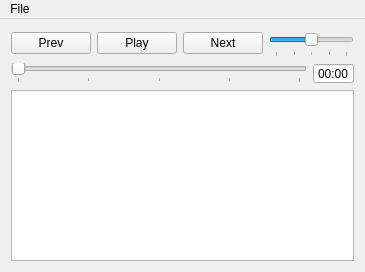
Qt form mainwindow.ui (SMC-LAB/Eve) before a commit.
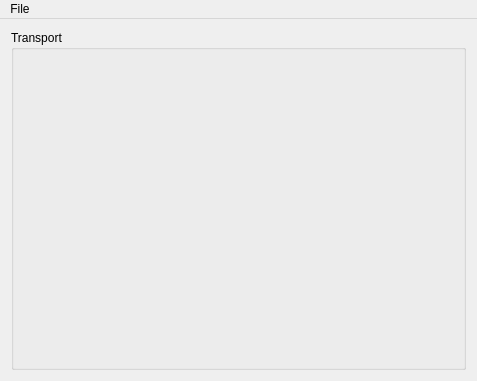
The same form after that commit.

Commit message:
Refactored transport section out of MainWindow into Transport
* Separated transport section into its own class, header, implementation and form files
* Transport is a child of QGroupBox
* FIXME: correct layout behavior on resize

Patch:
```diff
--- a/mainwindow.ui
+++ b/mainwindow.ui
@@ -6,8 +6,8 @@
    <rect>
     <x>0</x>
     <y>0</y>
-    <width>365</width>
-    <height>272</height>
+    <width>477</width>
+    <height>381</height>
    </rect>
   </property>
   <property name="windowTitle">
@@ -23,232 +23,30 @@
    <enum>QTabWidget::Rounded</enum>
   </property>
   <widget class="QWidget" name="centralWidget">
-   <layout class="QGridLayout" name="gridLayout_3">
+   <property name="sizePolicy">
+    <sizepolicy hsizetype="Expanding" vsizetype="Expanding">
+     <horstretch>0</horstretch>
+     <verstretch>0</verstretch>
+    </sizepolicy>
+   </property>
+   <layout class="QGridLayout" name="gridLayout">
     <item row="0" column="0">
-     <layout class="QGridLayout" name="gridLayout">
-      <item row="0" column="0">
-       <widget class="QPushButton" name="previousButton">
-        <property name="text">
-         <string>Prev</string>
-        </property>
-       </widget>
-      </item>
-      <item row="0" column="1">
-       <widget class="QPushButton" name="playButton">
-        <property name="sizePolicy">
-         <sizepolicy hsizetype="Fixed" vsizetype="Fixed">
-          <horstretch>0</horstretch>
-          <verstretch>0</verstretch>
-         </sizepolicy>
-        </property>
-        <property name="minimumSize">
-         <size>
-          <width>79</width>
-          <height>0</height>
-         </size>
-        </property>
-        <property name="text">
-         <string>Play</string>
-        </property>
-       </widget>
-      </item>
-      <item row="0" column="2">
-       <widget class="QPushButton" name="nextButton">
-        <property name="text">
-         <string>Next</string>
-        </property>
-       </widget>
-      </item>
-      <item row="0" column="3">
-       <widget class="QSlider" name="gainSlider">
-        <property name="minimumSize">
-         <size>
-          <width>84</width>
-          <height>27</height>
-         </size>
-        </property>
-        <property name="autoFillBackground">
-         <bool>false</bool>
-        </property>
-        <property name="maximum">
-         <number>100</number>
-        </property>
-        <property name="value">
-         <number>50</number>
-        </property>
-        <property name="orientation">
-         <enum>Qt::Horizontal</enum>
-        </property>
-        <property name="invertedAppearance">
-         <bool>false</bool>
-        </property>
-        <property name="invertedControls">
-         <bool>false</bool>
-        </property>
-        <property name="tickPosition">
-         <enum>QSlider::TicksBelow</enum>
-        </property>
-        <property name="tickInterval">
-         <number>25</number>
-        </property>
-       </widget>
-      </item>
-     </layout>
-    </item>
-    <item row="1" column="0">
-     <layout class="QGridLayout" name="gridLayout_2">
-      <item row="0" column="0">
-       <widget class="QSlider" name="posSlider">
-        <property name="sizePolicy">
-         <sizepolicy hsizetype="Expanding" vsizetype="Fixed">
-          <horstretch>0</horstretch>
-          <verstretch>0</verstretch>
-         </sizepolicy>
-        </property>
-        <property name="minimumSize">
-         <size>
-          <width>211</width>
-          <height>0</height>
-         </size>
-        </property>
-        <property name="maximum">
-         <number>100</number>
-        </property>
-        <property name="value">
-         <number>0</number>
-        </property>
-        <property name="tracking">
-         <bool>false</bool>
-        </property>
-        <property name="orientation">
-         <enum>Qt::Horizontal</enum>
-        </property>
-        <property name="tickPosition">
-         <enum>QSlider::TicksBelow</enum>
-        </property>
-        <property name="tickInterval">
-         <number>25</number>
-        </property>
-       </widget>
-      </item>
-      <item row="0" column="1">
-       <widget class="QTimeEdit" name="posTime">
-        <property name="sizePolicy">
-         <sizepolicy hsizetype="Fixed" vsizetype="Fixed">
-          <horstretch>0</horstretch>
-          <verstretch>0</verstretch>
-         </sizepolicy>
-        </property>
-        <property name="maximumSize">
-         <size>
-          <width>51</width>
-          <height>21</height>
-         </size>
-        </property>
-        <property name="contextMenuPolicy">
-         <enum>Qt::CustomContextMenu</enum>
-        </property>
-        <property name="alignment">
-         <set>Qt::AlignCenter</set>
-        </property>
-        <property name="readOnly">
-         <bool>true</bool>
-        </property>
-        <property name="buttonSymbols">
-         <enum>QAbstractSpinBox::NoButtons</enum>
-        </property>
-        <property name="correctionMode">
-         <enum>QAbstractSpinBox::CorrectToNearestValue</enum>
-        </property>
-        <property name="currentSection">
-         <enum>QDateTimeEdit::MinuteSection</enum>
-        </property>
-        <property name="displayFormat">
-         <string>mm:ss</string>
-        </property>
-       </widget>
-      </item>
-     </layout>
-    </item>
-    <item row="2" column="0">
-     <widget class="QTableWidget" name="playTable">
-      <property name="enabled">
-       <bool>true</bool>
+     <widget class="QGroupBox" name="groupBoxTransport">
+      <property name="sizePolicy">
+       <sizepolicy hsizetype="MinimumExpanding" vsizetype="MinimumExpanding">
+        <horstretch>0</horstretch>
+        <verstretch>0</verstretch>
+       </sizepolicy>
       </property>
-      <property name="frameShape">
-       <enum>QFrame::StyledPanel</enum>
-      </property>
-      <property name="frameShadow">
-       <enum>QFrame::Sunken</enum>
-      </property>
-      <property name="lineWidth">
-       <number>1</number>
-      </property>
-      <property name="verticalScrollBarPolicy">
-       <enum>Qt::ScrollBarAsNeeded</enum>
-      </property>
-      <property name="horizontalScrollBarPolicy">
-       <enum>Qt::ScrollBarAsNeeded</enum>
-      </property>
-      <property name="editTriggers">
-       <set>QAbstractItemView::NoEditTriggers</set>
-      </property>
-      <property name="dragDropOverwriteMode">
-       <bool>false</bool>
-      </property>
-      <property name="alternatingRowColors">
+      <property name="autoFillBackground">
        <bool>true</bool>
       </property>
-      <property name="selectionMode">
-       <enum>QAbstractItemView::SingleSelection</enum>
+      <property name="title">
+       <string>Transport</string>
       </property>
-      <property name="selectionBehavior">
-       <enum>QAbstractItemView::SelectRows</enum>
-      </property>
-      <property name="textElideMode">
-       <enum>Qt::ElideMiddle</enum>
-      </property>
-      <property name="showGrid">
+      <property name="flat">
        <bool>false</bool>
       </property>
-      <property name="gridStyle">
-       <enum>Qt::NoPen</enum>
-      </property>
-      <property name="sortingEnabled">
-       <bool>false</bool>
-      </property>
-      <property name="cornerButtonEnabled">
-       <bool>true</bool>
-      </property>
-      <property name="rowCount">
-       <number>1</number>
-      </property>
-      <property name="columnCount">
-       <number>1</number>
-      </property>
-      <attribute name="horizontalHeaderVisible">
-       <bool>false</bool>
-      </attribute>
-      <attribute name="horizontalHeaderCascadingSectionResizes">
-       <bool>false</bool>
-      </attribute>
-      <attribute name="horizontalHeaderHighlightSections">
-       <bool>true</bool>
-      </attribute>
-      <attribute name="horizontalHeaderStretchLastSection">
-       <bool>true</bool>
-      </attribute>
-      <attribute name="verticalHeaderVisible">
-       <bool>false</bool>
-      </attribute>
-      <attribute name="verticalHeaderCascadingSectionResizes">
-       <bool>false</bool>
-      </attribute>
-      <attribute name="verticalHeaderStretchLastSection">
-       <bool>false</bool>
-      </attribute>
-      <row/>
-      <column/>
      </widget>
     </item>
    </layout>
@@ -258,7 +56,7 @@
     <rect>
      <x>0</x>
      <y>0</y>
-     <width>365</width>
+     <width>477</width>
      <height>22</height>
     </rect>
    </property>
```
The commit also changes 6 other files.
